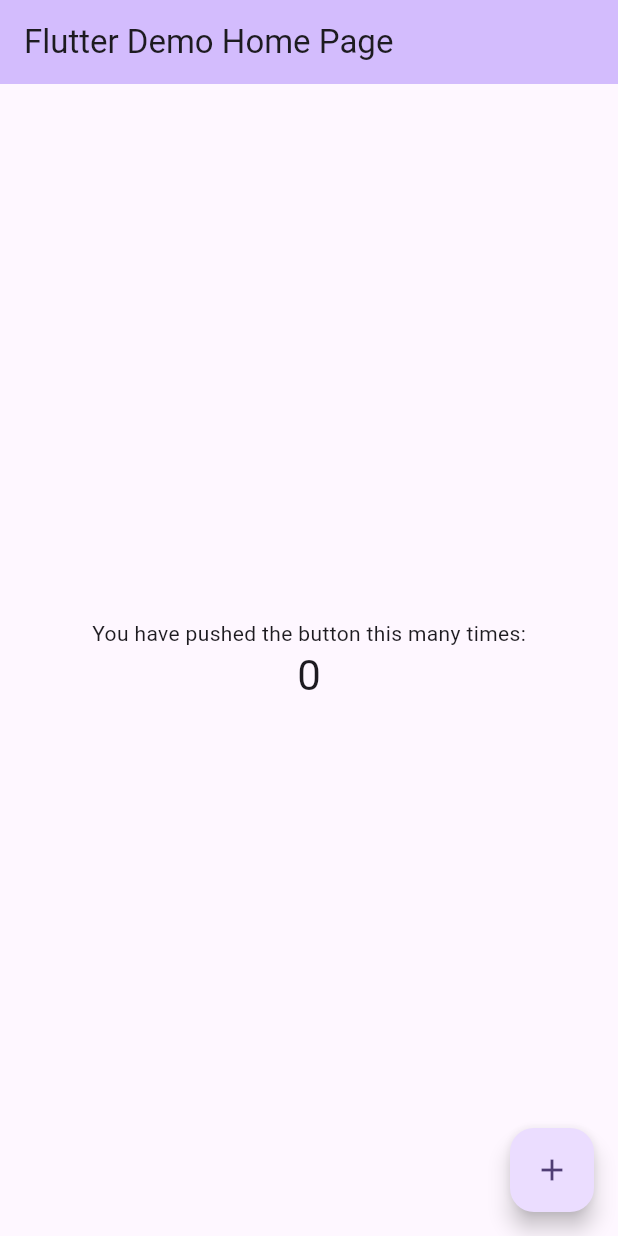
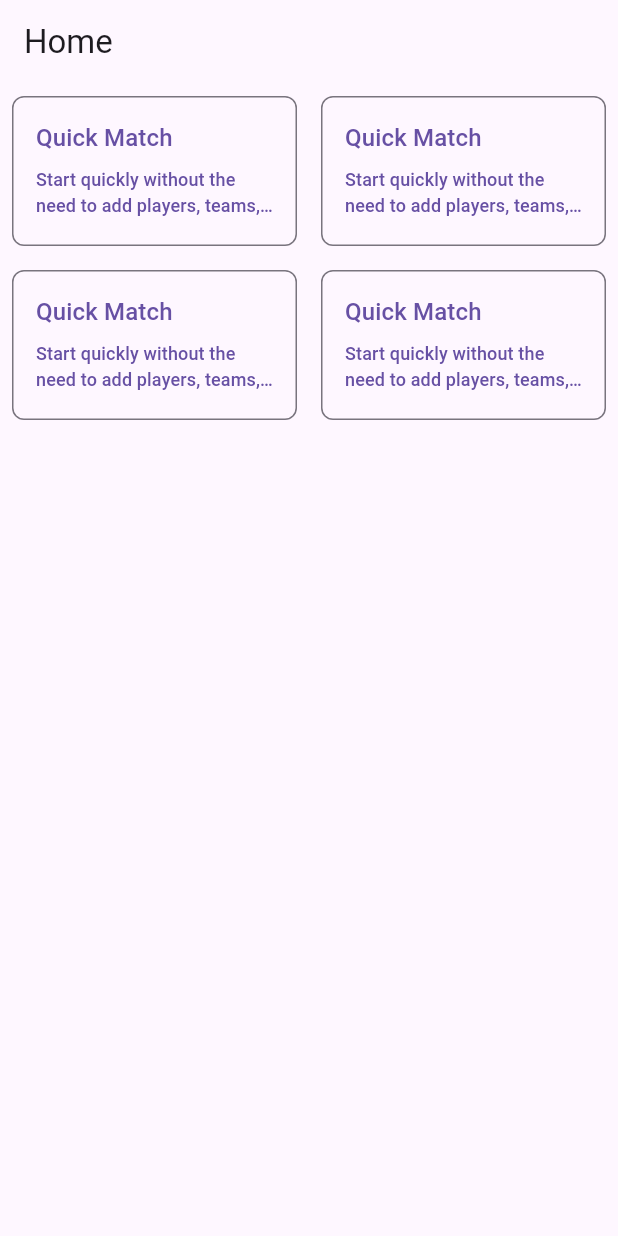
Before and after one commit to vikiten10/bowled-flutter, a Flutter app: the screen it shows after launch, on a phone screen of 412 x 824 dp. Run offline on Flutter 3.47's test engine with Material 3 defaults, Android fonts, the phone set to English and light mode, and no system bars.

Commit message:
IDX Init

```diff
--- /dev/null
+++ b/lib/components/descriptive_button.dart
@@ -0,0 +1,45 @@
+import 'package:flutter/material.dart';
+
+class DescriptiveButton extends StatelessWidget {
+  const DescriptiveButton({super.key});
+
+  @override
+  Widget build(BuildContext context) {
+    return Container(
+      margin: const EdgeInsets.all(8),
+      height: 100,
+      child: OutlinedButton(
+        style: OutlinedButton.styleFrom(
+          shape: RoundedRectangleBorder(
+            borderRadius: BorderRadius.circular(8.0),
+          ),
+          padding: const EdgeInsets.all(16.0),
+        ),
+        onPressed: () {},
+        child: const Column(
+          crossAxisAlignment: CrossAxisAlignment.start,
+          children: [
+            Text(
+              "Quick Match",
+              overflow: TextOverflow.ellipsis,
+              style: TextStyle(
+                fontSize: 16,
+              ),
+            ),
+            SizedBox(
+              height: 8,
+            ),
+            Text(
+              "Start quickly without the need to add players, teams, etc",
+              maxLines: 2,
+              overflow: TextOverflow.ellipsis,
+              style: TextStyle(
+                fontSize: 12,
+              ),
+            ),
+          ],
+        ),
+      ),
+    );
+  }
+}
--- a/lib/main.dart
+++ b/lib/main.dart
@@ -1,125 +1,10 @@
+import 'package:bowled/pages/home_page.dart';
 import 'package:flutter/material.dart';
 
 void main() {
-  runApp(const MyApp());
+  runApp(
+    const MaterialApp(
+      home: HomePage(),
+    ),
+  );
 }
-
-class MyApp extends StatelessWidget {
-  const MyApp({super.key});
-
-  // This widget is the root of your application.
-  @override
-  Widget build(BuildContext context) {
-    return MaterialApp(
-      title: 'Flutter Demo',
-      theme: ThemeData(
-        // This is the theme of your application.
-        //
-        // TRY THIS: Try running your application with "flutter run". You'll see
-        // the application has a purple toolbar. Then, without quitting the app,
-        // try changing the seedColor in the colorScheme below to Colors.green
-        // and then invoke "hot reload" (save your changes or press the "hot
-        // reload" button in a Flutter-supported IDE, or press "r" if you used
-        // the command line to start the app).
-        //
-        // Notice that the counter didn't reset back to zero; the application
-        // state is not lost during the reload. To reset the state, use hot
-        // restart instead.
-        //
-        // This works for code too, not just values: Most code changes can be
-        // tested with just a hot reload.
-        colorScheme: ColorScheme.fromSeed(seedColor: Colors.deepPurple),
-        useMaterial3: true,
-      ),
-      home: const MyHomePage(title: 'Flutter Demo Home Page'),
-    );
-  }
-}
-
-class MyHomePage extends StatefulWidget {
-  const MyHomePage({super.key, required this.title});
-
-  // This widget is the home page of your application. It is stateful, meaning
-  // that it has a State object (defined below) that contains fields that affect
-  // how it looks.
-
-  // This class is the configuration for the state. It holds the values (in this
-  // case the title) provided by the parent (in this case the App widget) and
-  // used by the build method of the State. Fields in a Widget subclass are
-  // always marked "final".
-
-  final String title;
-
-  @override
-  State<MyHomePage> createState() => _MyHomePageState();
-}
-
-class _MyHomePageState extends State<MyHomePage> {
-  int _counter = 0;
-
-  void _incrementCounter() {
-    setState(() {
-      // This call to setState tells the Flutter framework that something has
-      // changed in this State, which causes it to rerun the build method below
-      // so that the display can reflect the updated values. If we changed
-      // _counter without calling setState(), then the build method would not be
-      // called again, and so nothing would appear to happen.
-      _counter++;
-    });
-  }
-
-  @override
-  Widget build(BuildContext context) {
-    // This method is rerun every time setState is called, for instance as done
-    // by the _incrementCounter method above.
-    //
-    // The Flutter framework has been optimized to make rerunning build methods
-    // fast, so that you can just rebuild anything that needs updating rather
-    // than having to individually change instances of widgets.
-    return Scaffold(
-      appBar: AppBar(
-        // TRY THIS: Try changing the color here to a specific color (to
-        // Colors.amber, perhaps?) and trigger a hot reload to see the AppBar
-        // change color while the other colors stay the same.
-        backgroundColor: Theme.of(context).colorScheme.inversePrimary,
-        // Here we take the value from the MyHomePage object that was created by
-        // the App.build method, and use it to set our appbar title.
-        title: Text(widget.title),
-      ),
-      body: Center(
-        // Center is a layout widget. It takes a single child and positions it
-        // in the middle of the parent.
-        child: Column(
-          // Column is also a layout widget. It takes a list of children and
-          // arranges them vertically. By default, it sizes itself to fit its
-          // children horizontally, and tries to be as tall as its parent.
-          //
-          // Column has various properties to control how it sizes itself and
-          // how it positions its children. Here we use mainAxisAlignment to
-          // center the children vertically; the main axis here is the vertical
-          // axis because Columns are vertical (the cross axis would be
-          // horizontal).
-          //
-          // TRY THIS: Invoke "debug painting" (choose the "Toggle Debug Paint"
-          // action in the IDE, or press "p" in the console), to see the
-          // wireframe for each widget.
-          mainAxisAlignment: MainAxisAlignment.center,
-          children: <Widget>[
-            const Text(
-              'You have pushed the button this many times:',
-            ),
-            Text(
-              '$_counter',
-              style: Theme.of(context).textTheme.headlineMedium,
-            ),
-          ],
-        ),
-      ),
-      floatingActionButton: FloatingActionButton(
-        onPressed: _incrementCounter,
-        tooltip: 'Increment',
-        child: const Icon(Icons.add),
-      ), // This trailing comma makes auto-formatting nicer for build methods.
-    );
-  }
-}
--- /dev/null
+++ b/lib/pages/home_page.dart
@@ -0,0 +1,41 @@
+import 'package:bowled/components/descriptive_button.dart';
+import 'package:flutter/material.dart';
+
+class HomePage extends StatelessWidget {
+  const HomePage({super.key});
+
+  @override
+  Widget build(BuildContext context) {
+    return Scaffold(
+      appBar: AppBar(
+        title: const Text('Home'),
+      ),
+      body: const Column(
+        children: [
+          Row(
+            mainAxisAlignment: MainAxisAlignment.spaceAround,
+            children: [
+              Expanded(
+                child: DescriptiveButton(),
+              ),
+              Expanded(
+                child: DescriptiveButton(),
+              ),
+            ],
+          ),
+          Row(
+            mainAxisAlignment: MainAxisAlignment.spaceAround,
+            children: [
+              Expanded(
+                child: DescriptiveButton(),
+              ),
+              Expanded(
+                child: DescriptiveButton(),
+              ),
+            ],
+          ),
+        ],
+      ),
+    );
+  }
+}
```
Also changed, not shown: pubspec.lock, 1 other file.
